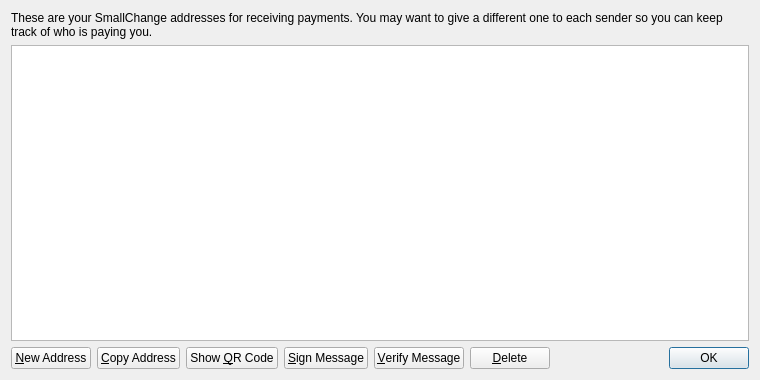
First picture: the form in src/qt/forms/addressbookpage.ui, repository snowfrz/jaybeecee, before the edit.
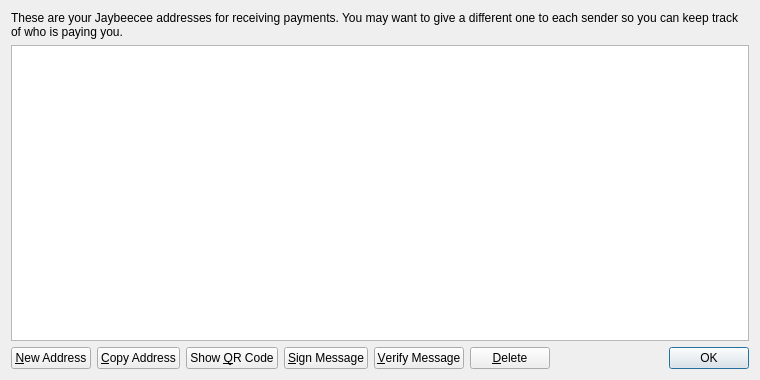
Second picture: the form after the edit. Icons and pictures are not drawn.

Diff of the .ui file:
```diff
--- a/src/qt/forms/addressbookpage.ui
+++ b/src/qt/forms/addressbookpage.ui
@@ -17,7 +17,7 @@
    <item>
     <widget class="QLabel" name="labelExplanation">
      <property name="text">
-      <string>These are your SmallChange addresses for receiving payments. You may want to give a different one to each sender so you can keep track of who is paying you.</string>
+      <string>These are your Jaybeecee addresses for receiving payments. You may want to give a different one to each sender so you can keep track of who is paying you.</string>
      </property>
      <property name="textFormat">
       <enum>Qt::PlainText</enum>
```
